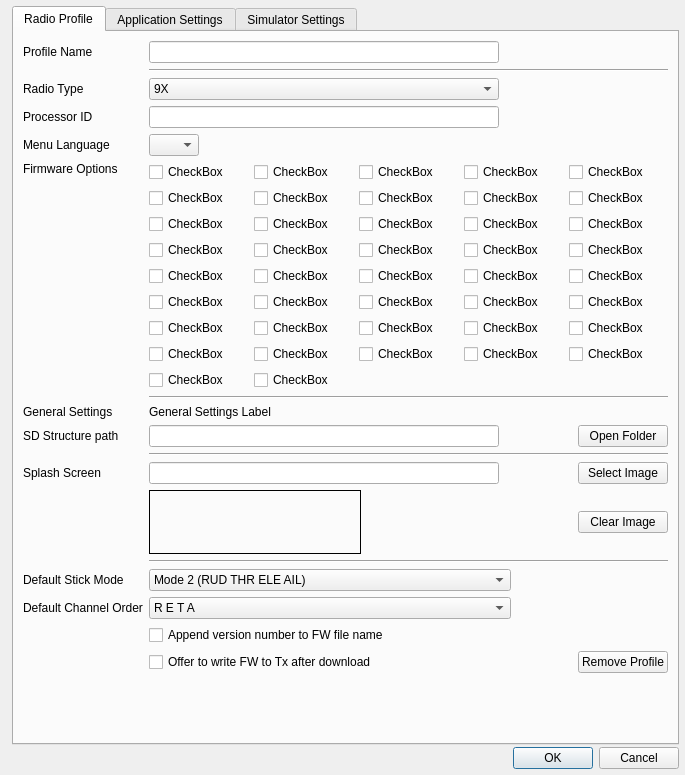
Old version of the form companion/src/apppreferencesdialog.ui in the repository opentx/opentx.
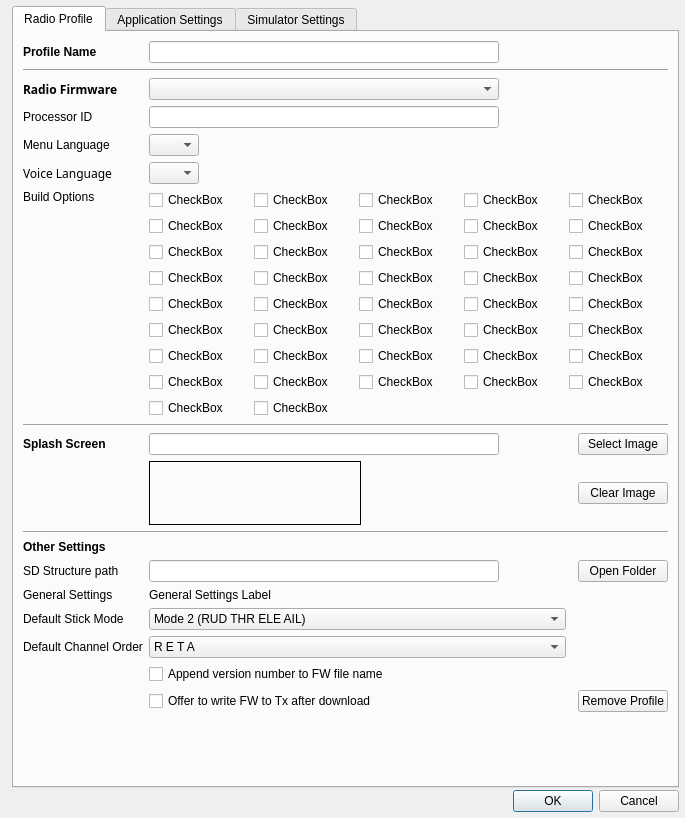
New version of the form.

Commit message: AppPreferencesDialog is done. All firmware settings can now be selected, since the horrible, horrible code from downloadDialog has been integrated. Next step: Remove fw selection code from the download dialog and instead display default firmware name.

Patch:
```diff
--- a/companion/src/apppreferencesdialog.ui
+++ b/companion/src/apppreferencesdialog.ui
@@ -7,7 +7,7 @@
     <x>0</x>
     <y>0</y>
     <width>685</width>
-    <height>775</height>
+    <height>818</height>
    </rect>
   </property>
   <property name="sizePolicy">
@@ -52,14 +52,21 @@
        <string>Radio Profile</string>
       </attribute>
       <layout class="QGridLayout" name="gridLayout_2">
-       <item row="1" column="1" colspan="5">
-        <widget class="Line" name="line_8">
-         <property name="orientation">
-          <enum>Qt::Horizontal</enum>
+       <item row="22" column="5">
+        <widget class="QPushButton" name="sdPathButton">
+         <property name="text">
+          <string>Open Folder</string>
          </property>
         </widget>
        </item>
-       <item row="18" column="0">
+       <item row="5" column="1">
+        <widget class="QComboBox" name="downloadVerCB">
+         <property name="enabled">
+          <bool>true</bool>
+         </property>
+        </widget>
+       </item>
+       <item row="26" column="0">
         <widget class="QLabel" name="label_13">
          <property name="sizePolicy">
           <sizepolicy hsizetype="MinimumExpanding" vsizetype="Preferred">
@@ -75,18 +82,91 @@
          </property>
         </widget>
        </item>
-       <item row="5" column="0">
+       <item row="10" column="0">
         <widget class="QLabel" name="label_6">
          <property name="text">
-          <string>Firmware Options</string>
+          <string>Build Options</string>
          </property>
          <property name="alignment">
           <set>Qt::AlignLeading|Qt::AlignLeft|Qt::AlignTop</set>
          </property>
         </widget>
        </item>
-       <item row="5" column="1" colspan="5">
+       <item row="8" column="0">
+        <widget class="QLabel" name="langLabel">
+         <property name="text">
+          <string>Menu Language</string>
+         </property>
+         <property name="alignment">
+          <set>Qt::AlignLeading|Qt::AlignLeft|Qt::AlignVCenter</set>
+         </property>
+        </widget>
+       </item>
+       <item row="24" column="0">
+        <widget class="QLabel" name="label_14">
+         <property name="sizePolicy">
+          <sizepolicy hsizetype="Preferred" vsizetype="Minimum">
+           <horstretch>0</horstretch>
+           <verstretch>0</verstretch>
+          </sizepolicy>
+         </property>
+         <property name="text">
+          <string>Default Stick Mode</string>
+         </property>
+        </widget>
+       </item>
+       <item row="15" column="5">
+        <widget class="QPushButton" name="SplashSelect">
+         <property name="text">
+          <string>Select Image</string>
+         </property>
+        </widget>
+       </item>
+       <item row="23" column="1">
+        <widget class="QLabel" name="lblGeneralSettings">
+         <property name="enabled">
+          <bool>true</bool>
+         </property>
+         <property name="text">
+          <string notr="true">General Settings Label</string>
+         </property>
+        </widget>
+       </item>
+       <item row="15" column="3">
+        <spacer name="horizontalSpacer">
+         <property name="orientation">
+          <enum>Qt::Horizontal</enum>
+         </property>
+         <property name="sizeHint" stdset="0">
+          <size>
+           <width>40</width>
+           <height>20</height>
+          </size>
+         </property>
+        </spacer>
+       </item>
+       <item row="11" column="0" colspan="6">
+        <widget class="Line" name="line_7">
+         <property name="orientation">
+          <enum>Qt::Horizontal</enum>
+         </property>
+        </widget>
+       </item>
+       <item row="10" column="1" colspan="5">
         <layout class="QGridLayout" name="gridLayout_5">
+         <item row="0" column="1">
+          <widget class="QCheckBox" name="optionCheckBox_2">
+           <property name="sizePolicy">
+            <sizepolicy hsizetype="MinimumExpanding" vsizetype="Fixed">
+             <horstretch>0</horstretch>
+             <verstretch>0</verstretch>
+            </sizepolicy>
+           </property>
+           <property name="text">
+            <string notr="true">CheckBox</string>
+           </property>
+          </widget>
+         </item>
          <item row="0" column="0">
           <widget class="QCheckBox" name="optionCheckBox_1">
            <property name="sizePolicy">
@@ -126,19 +206,6 @@
            </property>
           </widget>
          </item>
-         <item row="0" column="1">
-          <widget class="QCheckBox" name="optionCheckBox_2">
-           <property name="sizePolicy">
-            <sizepolicy hsizetype="MinimumExpanding" vsizetype="Fixed">
-             <horstretch>0</horstretch>
-             <verstretch>0</verstretch>
-            </sizepolicy>
-           </property>
-           <property name="text">
-            <string notr="true">CheckBox</string>
-           </property>
-          </widget>
-         </item>
          <item row="1" column="4">
           <widget class="QCheckBox" name="optionCheckBox_10">
            <property name="sizePolicy">
@@ -635,31 +702,17 @@
          </item>
         </layout>
        </item>
-       <item row="3" column="0">
+       <item row="6" column="0">
         <widget class="QLabel" name="CPU_ID_LABEL">
          <property name="text">
           <string>Processor ID</string>
          </property>
         </widget>
        </item>
-       <item row="6" column="1" colspan="5">
-        <widget class="Line" name="line_7">
-         <property name="orientation">
-          <enum>Qt::Horizontal</enum>
-         </property>
-        </widget>
-       </item>
-       <item row="3" column="1">
+       <item row="6" column="1">
         <widget class="QLineEdit" name="CPU_ID_LE"/>
        </item>
-       <item row="15" column="1" colspan="5">
-        <widget class="Line" name="line_6">
-         <property name="orientation">
-          <enum>Qt::Horizontal</enum>
-         </property>
-        </widget>
-       </item>
-       <item row="16" column="1" colspan="3">
+       <item row="24" column="1" colspan="3">
         <widget class="QComboBox" name="stickmodeCB">
          <property name="maximumSize">
           <size>
@@ -713,7 +766,7 @@
          </item>
         </widget>
        </item>
-       <item row="10" column="0">
+       <item row="15" column="0">
         <widget class="QLabel" name="label_8">
          <property name="sizePolicy">
           <sizepolicy hsizetype="Preferred" vsizetype="Minimum">
@@ -721,63 +774,18 @@
            <verstretch>0</verstretch>
           </sizepolicy>
          </property>
+         <property name="font">
+          <font>
+           <weight>75</weight>
+           <bold>true</bold>
+          </font>
+         </property>
          <property name="text">
           <string>Splash Screen</string>
          </property>
         </widget>
        </item>
-       <item row="8" column="0">
-        <widget class="QLabel" name="sdPathLabel">
-         <property name="sizePolicy">
-          <sizepolicy hsizetype="Preferred" vsizetype="Minimum">
-           <horstretch>0</horstretch>
-           <verstretch>0</verstretch>
-          </sizepolicy>
-         </property>
-         <property name="text">
-          <string>SD Structure path</string>
-         </property>
-         <property name="alignment">
-          <set>Qt::AlignLeading|Qt::AlignLeft|Qt::AlignVCenter</set>
-         </property>
-        </widget>
-       </item>
-       <item row="8" column="1" colspan="2">
-        <widget class="QLineEdit" name="sdPath">
-         <property name="enabled">
-          <bool>true</bool>
-         </property>
-         <property name="minimumSize">
-          <size>
-           <width>350</width>
-           <height>0</height>
-          </size>
-         </property>
-         <property name="maximumSize">
-          <size>
-           <width>350</width>
-           <height>16777215</height>
-          </size>
-         </property>
-         <property name="readOnly">
-          <bool>true</bool>
-         </property>
-        </widget>
-       </item>
-       <item row="8" column="4">
-        <spacer name="horizontalSpacer">
-         <property name="orientation">
-          <enum>Qt::Horizontal</enum>
-         </property>
-         <property name="sizeHint" stdset="0">
-          <size>
-           <width>40</width>
-           <height>20</height>
-          </size>
-         </property>
-        </spacer>
-       </item>
-       <item row="18" column="1" colspan="3">
+       <item row="26" column="1" colspan="3">
         <widget class="QComboBox" name="channelorderCB">
          <property name="sizePolicy">
           <sizepolicy hsizetype="MinimumExpanding" vsizetype="Fixed">
@@ -925,27 +933,20 @@
          </item>
         </widget>
        </item>
-       <item row="16" column="0">
-        <widget class="QLabel" name="label_14">
-         <property name="sizePolicy">
-          <sizepolicy hsizetype="Preferred" vsizetype="Minimum">
-           <horstretch>0</horstretch>
-           <verstretch>0</verstretch>
-          </sizepolicy>
-         </property>
-         <property name="text">
-          <string>Default Stick Mode</string>
-         </property>
-        </widget>
-       </item>
-       <item row="0" column="0">
+       <item row="1" column="0">
         <widget class="QLabel" name="label_2">
+         <property name="font">
+          <font>
+           <weight>75</weight>
+           <bold>true</bold>
+          </font>
+         </property>
          <property name="text">
           <string>Profile Name</string>
          </property>
         </widget>
        </item>
-       <item row="21" column="1">
+       <item row="29" column="1">
         <spacer name="verticalSpacer_3">
          <property name="orientation">
           <enum>Qt::Vertical</enum>
@@ -958,21 +959,14 @@
          </property>
         </spacer>
        </item>
-       <item row="20" column="5">
+       <item row="28" column="5">
         <widget class="QPushButton" name="removeProfileButton">
          <property name="text">
           <string>Remove Profile</string>
          </property>
         </widget>
        </item>
-       <item row="8" column="5">
-        <widget class="QPushButton" name="sdPathButton">
-         <property name="text">
-          <string>Open Folder</string>
-         </property>
-        </widget>
-       </item>
-       <item row="10" column="1" colspan="2">
+       <item row="15" column="1" colspan="2">
         <widget class="QLineEdit" name="SplashFileName">
          <property name="enabled">
           <bool>true</bool>
@@ -994,35 +988,14 @@
          </property>
         </widget>
        </item>
-       <item row="10" column="5">
-        <widget class="QPushButton" name="SplashSelect">
-         <property name="text">
-          <string>Select Image</string>
-         </property>
-        </widget>
-       </item>
-       <item row="2" column="0">
-        <widget class="QLabel" name="label">
-         <property name="text">
-          <string>Radio Type</string>
-         </property>
-        </widget>
-       </item>
-       <item row="13" column="5">
+       <item row="18" column="5">
         <widget class="QPushButton" name="clearImageButton">
          <property name="text">
           <string>Clear Image</string>
          </property>
         </widget>
        </item>
-       <item row="9" column="1" colspan="5">
-        <widget class="Line" name="line_3">
-         <property name="orientation">
-          <enum>Qt::Horizontal</enum>
-         </property>
-        </widget>
-       </item>
-       <item row="0" column="1">
+       <item row="1" column="1">
         <widget class="QLineEdit" name="profileNameLE">
          <property name="minimumSize">
           <size>
@@ -1038,7 +1011,7 @@
          </property>
         </widget>
        </item>
-       <item row="13" column="1">
+       <item row="18" column="1">
         <widget class="QLabel" name="imageLabel">
          <property name="sizePolicy">
           <sizepolicy hsizetype="Minimum" vsizetype="Minimum">
@@ -1075,87 +1048,21 @@
          </property>
         </widget>
        </item>
-       <item row="2" column="1">
-        <widget class="QComboBox" name="radioCB">
-         <item>
-          <property name="text">
-           <string>9X</string>
-          </property>
-         </item>
-         <item>
-          <property name="text">
-           <string>9X with m128</string>
-          </property>
-         </item>
-         <item>
-          <property name="text">
-           <string>9XR</string>
-          </property>
-         </item>
-         <item>
-          <property name="text">
-           <string>9XR with m128</string>
-          </property>
-         </item>
-         <item>
-          <property name="text">
-           <string>Gruvin9x Board</string>
-          </property>
-         </item>
-         <item>
-          <property name="text">
-           <string>Sky9x Board</string>
-          </property>
-         </item>
-         <item>
-          <property name="text">
-           <string>Taranis</string>
-          </property>
-         </item>
-        </widget>
-       </item>
-       <item row="7" column="0">
-        <widget class="QLabel" name="label_4">
-         <property name="text">
-          <string>General Settings</string>
-         </property>
-        </widget>
-       </item>
-       <item row="19" column="1" colspan="4">
+       <item row="27" column="1" colspan="4">
         <widget class="QCheckBox" name="renameFirmware">
          <property name="text">
           <string>Append version number to FW file name</string>
          </property>
         </widget>
        </item>
-       <item row="20" column="1" colspan="4">
+       <item row="28" column="1" colspan="4">
         <widget class="QCheckBox" name="burnFirmware">
          <property name="text">
           <string>Offer to write FW to Tx after download</string>
          </property>
         </widget>
        </item>
-       <item row="7" column="1" colspan="5">
-        <widget class="QLabel" name="lblGeneralSettings">
-         <property name="enabled">
-          <bool>true</bool>
-         </property>
-         <property name="text">
-          <string notr="true">General Settings Label</string>
-         </property>
-        </widget>
-       </item>
-       <item row="4" column="0">
-        <widget class="QLabel" name="langLabel">
-         <property name="text">
-          <string>Menu Language</string>
-         </property>
-         <property name="alignment">
-          <set>Qt::AlignLeading|Qt::AlignLeft|Qt::AlignVCenter</set>
-         </property>
-        </widget>
-       </item>
-       <item row="4" column="1">
+       <item row="8" column="1">
         <widget class="QComboBox" name="langCombo">
          <property name="sizePolicy">
           <sizepolicy hsizetype="Preferred" vsizetype="Fixed">
@@ -1171,6 +1078,129 @@
          </property>
         </widget>
        </item>
+       <item row="5" column="0">
+        <widget class="QLabel" name="label_7">
+         <property name="sizePolicy">
+          <sizepolicy hsizetype="Preferred" vsizetype="Minimum">
+           <horstretch>0</horstretch>
+           <verstretch>0</verstretch>
+          </sizepolicy>
+         </property>
+         <property name="font">
+          <font>
+           <family>Sans Serif</family>
+           <weight>75</weight>
+           <bold>true</bold>
+          </font>
+         </property>
+         <property name="text">
+          <string>Radio Firmware</string>
+         </property>
+         <property name="alignment">
+          <set>Qt::AlignLeading|Qt::AlignLeft|Qt::AlignVCenter</set>
+         </property>
+        </widget>
+       </item>
+       <item row="22" column="1">
+        <widget class="QLineEdit" name="sdPath">
+         <property name="enabled">
+          <bool>true</bool>
+         </property>
+         <property name="minimumSize">
+          <size>
+           <width>350</width>
+           <height>0</height>
+          </size>
+         </property>
+         <property name="maximumSize">
+          <size>
+           <width>350</width>
+           <height>16777215</height>
+          </size>
+         </property>
+         <property name="readOnly">
+          <bool>true</bool>
+         </property>
+        </widget>
+       </item>
+       <item row="20" column="0" colspan="6">
+        <widget class="Line" name="line_6">
+         <property name="orientation">
+          <enum>Qt::Horizontal</enum>
+         </property>
+        </widget>
+       </item>
+       <item row="2" column="0" colspan="6">
+        <widget class="Line" name="line_8">
+         <property name="orientation">
+          <enum>Qt::Horizontal</enum>
+         </property>
+        </widget>
+       </item>
+       <item row="21" column="0">
+        <widget class="QLabel" name="label">
+         <property name="font">
+          <font>
+           <weight>75</weight>
+           <bold>true</bold>
+          </font>
+         </property>
+         <property name="text">
+          <string>Other Settings</string>
+         </property>
+        </widget>
+       </item>
+       <item row="23" column="0">
+        <widget class="QLabel" name="label_4">
+         <property name="text">
+          <string>General Settings</string>
+         </property>
+        </widget>
+       </item>
+       <item row="22" column="0">
+        <widget class="QLabel" name="sdPathLabel">
+         <property name="sizePolicy">
+          <sizepolicy hsizetype="Preferred" vsizetype="Minimum">
+           <horstretch>0</horstretch>
+           <verstretch>0</verstretch>
+          </sizepolicy>
+         </property>
+         <property name="text">
+          <string>SD Structure path</string>
+         </property>
+         <property name="alignment">
+          <set>Qt::AlignLeading|Qt::AlignLeft|Qt::AlignVCenter</set>
+         </property>
+        </widget>
+       </item>
+       <item row="9" column="1">
+        <widget class="QComboBox" name="voiceCombo">
+         <property name="maximumSize">
+          <size>
+           <width>50</width>
+           <height>16777215</height>
+          </size>
+         </property>
+         <property name="toolTip">
+          <string>Set language of voice.
+May be different from firmware language</string>
+         </property>
+        </widget>
+       </item>
+       <item row="9" column="0">
+        <widget class="QLabel" name="voiceLabel">
+         <property name="font">
+          <font>
+           <family>Sans Serif</family>
+           <weight>50</weight>
+           <bold>false</bold>
+          </font>
+         </property>
+         <property name="text">
+          <string>Voice Language</string>
+         </property>
+        </widget>
+       </item>
       </layout>
      </widget>
      <widget class="QWidget" name="applicationTab">
```
Left out of the diff: 9 changed lines with no effect on the pictures. The commit also changes 2 other files.
